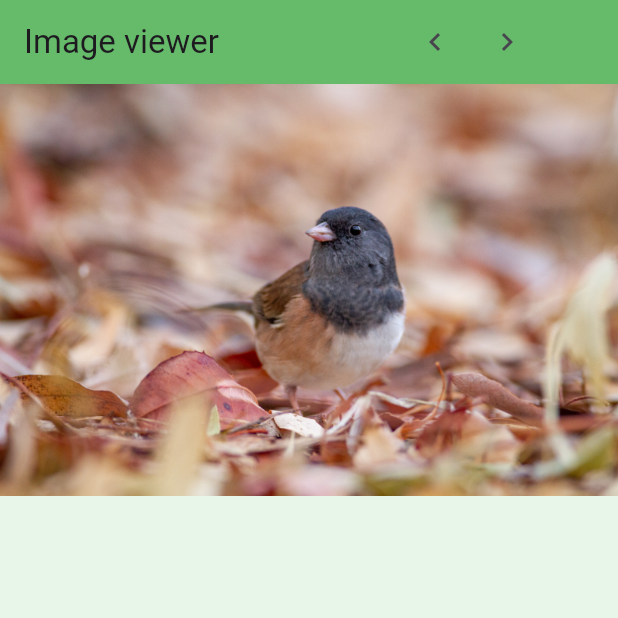
After one commit to nangdypanhar/Flutter-course, a Flutter app: the ImageViewer screen opened directly, on a phone screen of 412 x 824 dp, the top half of it. The commit adds this screen. Run offline on Flutter 3.47's test engine with Material 3 defaults, Android fonts, the phone set to English and light mode, and no system bars; our stand-ins replace google_fonts.

Commit message:
CLOSE#11 W4-S3 PRACTICE

```diff
--- a/starter_app/lib/W4-S1/EX-4/main.dart
+++ b/starter_app/lib/W4-S1/EX-4/main.dart
@@ -104,7 +104,7 @@ final List<Weather> weatherList = [
   Weather(day: 'Tuesday', condition: WeatherCondition.rainy, temperature: 18),
   Weather(day: 'Wednesday', condition: WeatherCondition.snowy, temperature: -2),
   Weather(day: 'Thursday', condition: WeatherCondition.cloudy, temperature: 20),
-  Weather(day: 'Friday', condition: WeatherCondition.windy, temperature: 30),
+  Weather(day: 'Friday', condition: WeatherCondition.sunny, temperature: 30),
 ];
 
 void main() {
--- /dev/null
+++ b/starter_app/lib/W4-S3/ex_3_start.dart
@@ -0,0 +1,61 @@
+import 'package:flutter/material.dart';
+
+List<String> images = [
+  "assets/bird.jpg",
+  "assets/bird2.jpg",
+  "assets/insect.jpg",
+  "assets/girl.jpg",
+  "assets/man.jpg",
+];
+
+void main() => runApp(
+      const MaterialApp(
+        debugShowCheckedModeBanner: false,
+        home: ImageViewer(),
+      ),
+    );
+
+class ImageViewer extends StatefulWidget {
+  const ImageViewer({super.key});
+
+  @override
+  State<ImageViewer> createState() => _ImageViewerState();
+}
+
+class _ImageViewerState extends State<ImageViewer> {
+  int count = 0;
+  @override
+  Widget build(BuildContext context) {
+    return Scaffold(
+      backgroundColor: Colors.green[50],
+      appBar: AppBar(
+        backgroundColor: Colors.green[400],
+        title: const Text('Image viewer'),
+        actions: <Widget>[
+          IconButton(
+            icon: const Icon(Icons.navigate_before),
+            tooltip: 'Go to the previous image',
+            onPressed: () => {
+              setState(() {
+                count = (count - 1 + images.length) % images.length;
+              })
+            },
+          ),
+          Padding(
+            padding: const EdgeInsets.fromLTRB(0, 0, 50, 0),
+            child: IconButton(
+              icon: const Icon(Icons.navigate_next),
+              tooltip: 'Go to the next image',
+              onPressed: () => {
+                setState(() {
+                  count = (count + 1) % images.length;
+                })
+              },
+            ),
+          ),
+        ],
+      ),
+      body: Image.asset(images[count]),
+    );
+  }
+}
```
Also changed, not shown: starter_app/lib/W4-S3/ex_1_start.dart (added, +66 -0 lines), starter_app/lib/W4-S3/ex_2_start.dart (added, +46 -0 lines), starter_app/lib/W4-S3/ex_4_start.dart (added, +110 -0 lines), starter_app/assets/bird.jpg (added), starter_app/assets/bird2.jpg (added), starter_app/assets/girl.jpg (added), starter_app/assets/insect.jpg (added), starter_app/assets/man.jpg (added).
